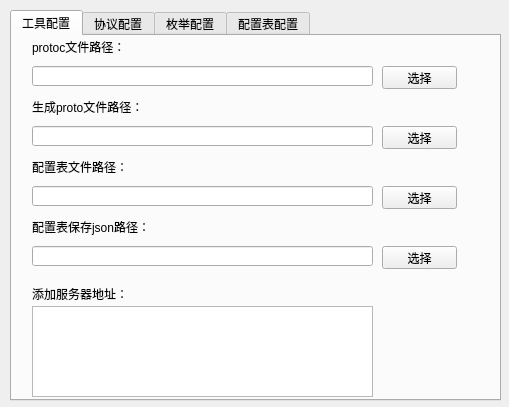
Old version of the form designer/ui/setting.ui in the repository aywfelix/ProtoExcelTool.
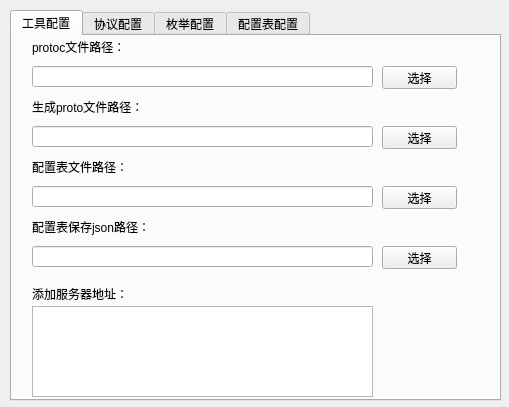
New version of the form.

Commit message: 设置界面修改

Patch:
```diff
--- a/designer/ui/setting.ui
+++ b/designer/ui/setting.ui
@@ -35,11 +35,16 @@
        <x>20</x>
        <y>30</y>
        <width>341</width>
-       <height>20</height>
+       <height>21</height>
       </rect>
      </property>
+     <property name="font">
+      <font>
+       <pointsize>10</pointsize>
+      </font>
+     </property>
      <property name="readOnly">
-      <bool>true</bool>
+      <bool>false</bool>
      </property>
     </widget>
     <widget class="QLabel" name="label">
@@ -74,11 +79,16 @@
        <x>20</x>
        <y>90</y>
        <width>341</width>
-       <height>20</height>
+       <height>21</height>
       </rect>
      </property>
+     <property name="font">
+      <font>
+       <pointsize>10</pointsize>
+      </font>
+     </property>
      <property name="readOnly">
-      <bool>true</bool>
+      <bool>false</bool>
      </property>
     </widget>
     <widget class="QLabel" name="label_2">
@@ -139,11 +149,16 @@
        <x>20</x>
        <y>150</y>
        <width>341</width>
-       <height>20</height>
+       <height>21</height>
       </rect>
      </property>
+     <property name="font">
+      <font>
+       <pointsize>10</pointsize>
+      </font>
+     </property>
      <property name="readOnly">
-      <bool>true</bool>
+      <bool>false</bool>
      </property>
     </widget>
     <widget class="QLabel" name="label_4">
@@ -206,11 +221,16 @@
        <x>20</x>
        <y>210</y>
        <width>341</width>
-       <height>20</height>
+       <height>21</height>
       </rect>
      </property>
+     <property name="font">
+      <font>
+       <pointsize>10</pointsize>
+      </font>
+     </property>
      <property name="readOnly">
-      <bool>true</bool>
+      <bool>false</bool>
      </property>
     </widget>
    </widget>
```
The commit also changes 1 other file.
